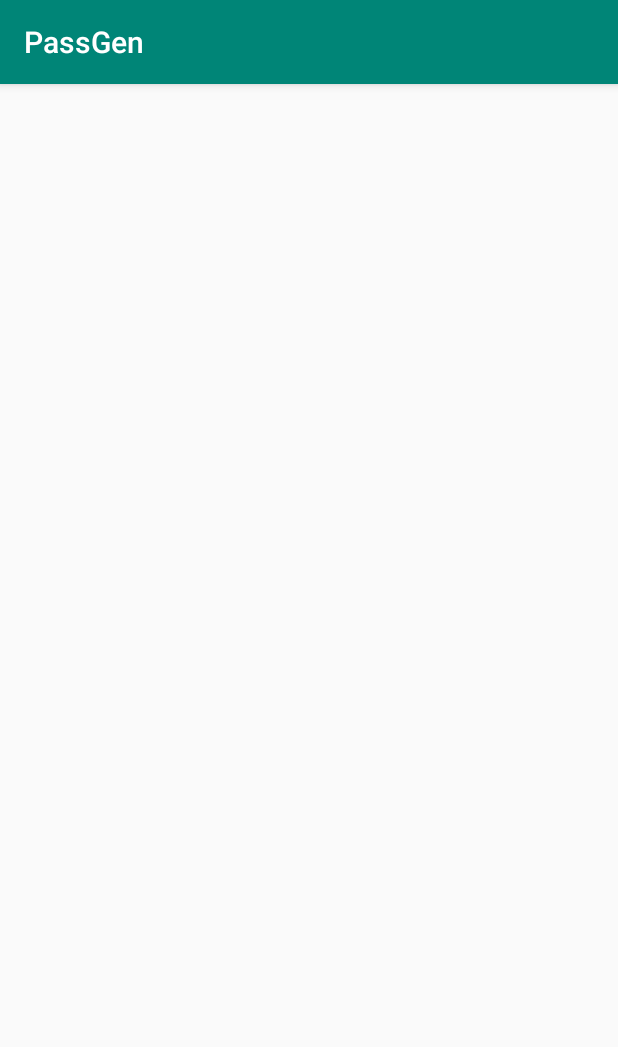
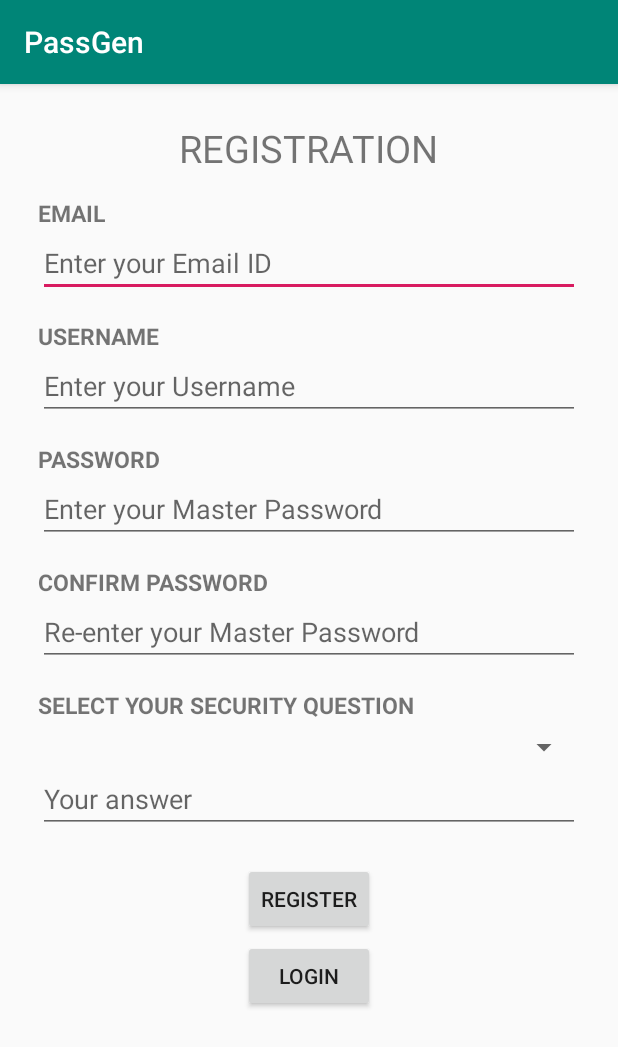
Before and after one commit to SankalpSTG/Passgen-Android-App, an Android app: the LoginMaster screen opened directly, with no data from a screen before it, on a phone screen of 412 x 824 dp. Shown: the top 1047 px of the screen. Run offline under Robolectric (Android 15) with nearby library versions, the phone set to English and light mode, and no system bars.

Commit message:
main activity and registration layout

```diff
--- a/Android/PassGen/app/src/main/AndroidManifest.xml
+++ b/Android/PassGen/app/src/main/AndroidManifest.xml
@@ -30,7 +30,12 @@
         <activity android:name=".Register" />
         <activity android:name=".Dashboard" />
         <activity android:name=".AddPassword" />
-        <activity android:name=".MainActivity" />
+        <activity android:name=".MainActivity" >
+            <intent-filter>
+                <action android:name="android.intent.action.MAIN" />
+                <category android:name="android.intent.category.LAUNCHER" />
+            </intent-filter>
+        </activity>
     </application>
 
 </manifest>
--- a/Android/PassGen/app/src/main/java/com/smartn/passgen/MainActivity.java
+++ b/Android/PassGen/app/src/main/java/com/smartn/passgen/MainActivity.java
@@ -2,6 +2,7 @@ package com.smartn.passgen;
 
 import androidx.appcompat.app.AppCompatActivity;
 
+import android.content.Intent;
 import android.os.Bundle;
 
 public class MainActivity extends AppCompatActivity {
@@ -10,5 +11,7 @@ public class MainActivity extends AppCompatActivity {
     protected void onCreate(Bundle savedInstanceState) {
         super.onCreate(savedInstanceState);
         setContentView(R.layout.activity_main);
+        Intent i = new Intent(MainActivity.this,Register.class);
+        startActivity(i);
     }
 }
--- a/Android/PassGen/app/src/main/res/layout/activity_login_master.xml
+++ b/Android/PassGen/app/src/main/res/layout/activity_login_master.xml
@@ -1,9 +1,134 @@
 <?xml version="1.0" encoding="utf-8"?>
-<androidx.constraintlayout.widget.ConstraintLayout xmlns:android="http://schemas.android.com/apk/res/android"
-    xmlns:app="http://schemas.android.com/apk/res-auto"
-    xmlns:tools="http://schemas.android.com/tools"
+
+<ScrollView xmlns:android="http://schemas.android.com/apk/res/android"
+    style="@style/AllMainLayouts"
     android:layout_width="match_parent"
-    android:layout_height="match_parent"
-    tools:context=".LoginMaster">
+    android:layout_height="match_parent">
 
-</androidx.constraintlayout.widget.ConstraintLayout>
+    <RelativeLayout xmlns:app="http://schemas.android.com/apk/res-auto"
+        xmlns:tools="http://schemas.android.com/tools"
+        android:layout_width="match_parent"
+        android:layout_height="match_parent"
+        android:orientation="vertical"
+        tools:context=".Register">
+
+        <Button
+            android:id="@+id/register_register_button"
+            android:layout_width="wrap_content"
+            android:layout_height="wrap_content"
+            android:layout_below="@id/register_answer_edit_text"
+            android:layout_centerInParent="true"
+            android:layout_marginTop="20dp"
+            android:text="Register" />
+
+        <Button
+            android:id="@+id/register_login_button"
+            android:layout_width="wrap_content"
+            android:layout_height="wrap_content"
+            android:layout_below="@id/register_register_button"
+            android:layout_centerInParent="true"
+            android:layout_marginTop="3dp"
+            android:text="Login" />
+
+        <EditText
+            android:id="@+id/register_email_edit_text"
+            android:layout_width="match_parent"
+            android:layout_height="wrap_content"
+            android:layout_below="@id/register_email_text_view"
+            android:hint="Enter your Email ID" />
+
+
+        <EditText
+            android:id="@+id/register_username_edit_text"
+            android:layout_width="match_parent"
+            android:layout_height="wrap_content"
+            android:layout_below="@id/register_username_text_view"
+            android:hint="Enter your Username" />
+
+        <EditText
+            android:id="@+id/register_password_edit_text"
+            android:layout_width="match_parent"
+            android:layout_height="wrap_content"
+            android:layout_below="@id/register_password_text_view"
+            android:hint="Enter your Master Password" />
+
+        <EditText
+            android:id="@+id/register_confirm_password_edit_text"
+            android:layout_width="match_parent"
+            android:layout_height="wrap_content"
+            android:layout_below="@id/register_confirm_password_text_view"
+            android:hint="Re-enter your Master Password" />
+
+        <EditText
+            android:id="@+id/register_answer_edit_text"
+            android:layout_width="match_parent"
+            android:layout_height="wrap_content"
+            android:layout_below="@id/register_question_spinner"
+            android:hint="Your answer" />
+
+        <Spinner
+            android:id="@+id/register_question_spinner"
+            android:layout_width="match_parent"
+            android:layout_height="wrap_content"
+            android:layout_below="@id/register_security_question_text_view"
+            android:layout_marginTop="5dp" />
+
+        <TextView
+            android:id="@+id/register_registration_text_view"
+            android:layout_width="wrap_content"
+            android:layout_height="wrap_content"
+            android:layout_gravity="center_horizontal"
+            android:text="Registration"
+            android:layout_centerHorizontal="true"
+            android:textAllCaps="true"
+            android:textSize="25sp" />
+
+
+        <TextView
+            android:id="@+id/register_email_text_view"
+            style="@style/AllHeadings"
+            android:layout_width="match_parent"
+            android:layout_height="wrap_content"
+            android:layout_below="@id/register_registration_text_view"
+            android:text="Email"
+            android:textAllCaps="true" />
+
+        <TextView
+            android:id="@+id/register_username_text_view"
+            style="@style/AllHeadings"
+            android:layout_width="match_parent"
+            android:layout_height="wrap_content"
+            android:layout_below="@id/register_email_edit_text"
+            android:text="Username"
+            android:textAllCaps="true" />
+
+        <TextView
+            android:id="@+id/register_password_text_view"
+            style="@style/AllHeadings"
+            android:layout_width="match_parent"
+            android:layout_height="wrap_content"
+            android:layout_below="@id/register_username_edit_text"
+            android:text="Password"
+            android:textAllCaps="true" />
+
+
+        <TextView
+            android:id="@+id/register_confirm_password_text_view"
+            style="@style/AllHeadings"
+            android:layout_width="match_parent"
+            android:layout_height="wrap_content"
+            android:layout_below="@id/register_password_edit_text"
+            android:text="Confirm Password"
+            android:textAllCaps="true" />
+
+        <TextView
+            android:id="@+id/register_security_question_text_view"
+            style="@style/AllHeadings"
+            android:layout_width="match_parent"
+            android:layout_height="wrap_content"
+            android:layout_below="@id/register_confirm_password_edit_text"
+            android:text="Select your Security Question"
+            android:textAllCaps="true" />
+
+    </RelativeLayout>
+</ScrollView>
--- a/Android/PassGen/app/src/main/res/layout/activity_main.xml
+++ b/Android/PassGen/app/src/main/res/layout/activity_main.xml
@@ -1,9 +1,14 @@
 <?xml version="1.0" encoding="utf-8"?>
-<androidx.constraintlayout.widget.ConstraintLayout xmlns:android="http://schemas.android.com/apk/res/android"
+<LinearLayout xmlns:android="http://schemas.android.com/apk/res/android"
     xmlns:app="http://schemas.android.com/apk/res-auto"
     xmlns:tools="http://schemas.android.com/tools"
     android:layout_width="match_parent"
+    android:gravity="center"
     android:layout_height="match_parent"
     tools:context=".MainActivity">
 
-</androidx.constraintlayout.widget.ConstraintLayout>
+    <TextView
+        android:layout_width="wrap_content"
+        android:layout_height="wrap_content"
+        android:text="Hello!"/>
+</LinearLayout>
```
